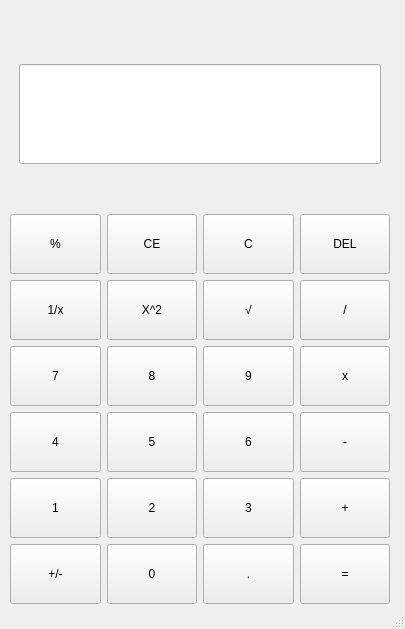
64dB0y/gui_calculator, file calculator2.ui: the form before one commit.
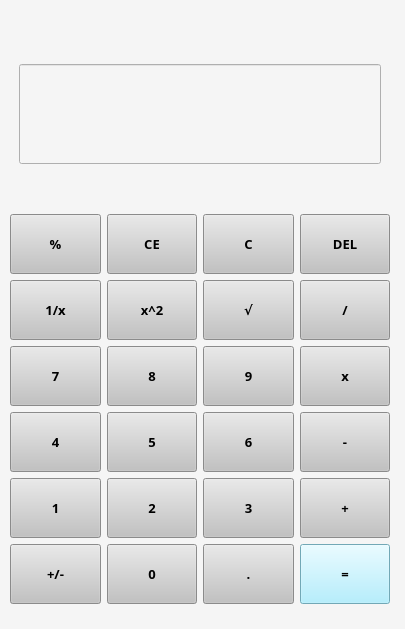
The form after the commit.

What changed in the file:
```diff
--- a/calculator2.ui
+++ b/calculator2.ui
@@ -13,6 +13,9 @@
   <property name="windowTitle">
    <string>MainWindow</string>
   </property>
+  <property name="styleSheet">
+   <string notr="true">background-color: rgb(245, 245, 245);</string>
+  </property>
   <widget class="QWidget" name="centralwidget">
    <widget class="QWidget" name="layoutWidget">
     <property name="geometry">
@@ -59,6 +62,17 @@
            <height>60</height>
           </size>
          </property>
+         <property name="font">
+          <font>
+           <family>굴림</family>
+           <pointsize>10</pointsize>
+           <weight>75</weight>
+           <bold>true</bold>
+          </font>
+         </property>
+         <property name="styleSheet">
+          <string notr="true">background-color: rgb(194, 194, 194);</string>
+         </property>
          <property name="text">
           <string>C</string>
          </property>
@@ -72,6 +86,17 @@
            <height>60</height>
           </size>
          </property>
+         <property name="font">
+          <font>
+           <family>굴림</family>
+           <pointsize>10</pointsize>
+           <weight>75</weight>
+           <bold>true</bold>
+          </font>
+         </property>
+         <property name="styleSheet">
+          <string notr="true">background-color: rgb(194, 194, 194);</string>
+         </property>
          <property name="text">
           <string>DEL</string>
          </property>
@@ -85,6 +110,17 @@
            <height>60</height>
           </size>
          </property>
+         <property name="font">
+          <font>
+           <family>굴림</family>
+           <pointsize>10</pointsize>
+           <weight>75</weight>
+           <bold>true</bold>
+          </font>
+         </property>
+         <property name="styleSheet">
+          <string notr="true">background-color: rgb(194, 194, 194);</string>
+         </property>
          <property name="text">
           <string>1/x</string>
          </property>
@@ -98,6 +134,17 @@
            <height>60</height>
           </size>
          </property>
+         <property name="font">
+          <font>
+           <family>굴림</family>
+           <pointsize>10</pointsize>
+           <weight>75</weight>
+           <bold>true</bold>
+          </font>
+         </property>
+         <property name="styleSheet">
+          <string notr="true">background-color: rgb(194, 194, 194);</string>
+         </property>
          <property name="text">
           <string>%</string>
          </property>
@@ -111,6 +158,17 @@
            <height>60</height>
           </size>
          </property>
+         <property name="font">
+          <font>
+           <family>굴림</family>
+           <pointsize>10</pointsize>
+           <weight>75</weight>
+           <bold>true</bold>
+          </font>
+         </property>
+         <property name="styleSheet">
+          <string notr="true">background-color: rgb(194, 194, 194);</string>
+         </property>
          <property name="text">
           <string>CE</string>
          </property>
@@ -124,8 +182,19 @@
            <height>60</height>
           </size>
          </property>
+         <property name="font">
+          <font>
+           <family>굴림</family>
+           <pointsize>10</pointsize>
+           <weight>75</weight>
+           <bold>true</bold>
+          </font>
+         </property>
+         <property name="styleSheet">
+          <string notr="true">background-color: rgb(194, 194, 194);</string>
+         </property>
          <property name="text">
-          <string>X^2</string>
+          <string>x^2</string>
          </property>
         </widget>
        </item>
@@ -137,6 +206,17 @@
            <height>60</height>
           </size>
          </property>
+         <property name="font">
+          <font>
+           <family>굴림</family>
+           <pointsize>10</pointsize>
+           <weight>75</weight>
+           <bold>true</bold>
+          </font>
+         </property>
+         <property name="styleSheet">
+          <string notr="true">background-color: rgb(194, 194, 194);</string>
+         </property>
          <property name="text">
           <string>√</string>
          </property>
@@ -150,6 +230,17 @@
            <height>60</height>
           </size>
          </property>
+         <property name="font">
+          <font>
+           <family>굴림</family>
+           <pointsize>10</pointsize>
+           <weight>75</weight>
+           <bold>true</bold>
+          </font>
+         </property>
+         <property name="styleSheet">
+          <string notr="true">background-color: rgb(194, 194, 194);</string>
+         </property>
          <property name="text">
           <string>8</string>
          </property>
@@ -163,6 +254,17 @@
            <height>60</height>
           </size>
          </property>
+         <property name="font">
+          <font>
+           <family>굴림</family>
+           <pointsize>10</pointsize>
+           <weight>75</weight>
+           <bold>true</bold>
+          </font>
+         </property>
+         <property name="styleSheet">
+          <string notr="true">background-color: rgb(194, 194, 194);</string>
+         </property>
          <property name="text">
           <string>7</string>
          </property>
@@ -176,6 +278,17 @@
            <height>60</height>
           </size>
          </property>
+         <property name="font">
+          <font>
+           <family>굴림</family>
+           <pointsize>10</pointsize>
+           <weight>75</weight>
+           <bold>true</bold>
+          </font>
+         </property>
+         <property name="styleSheet">
+          <string notr="true">background-color: rgb(194, 194, 194);</string>
+         </property>
          <property name="text">
           <string>9</string>
          </property>
@@ -189,6 +302,17 @@
            <height>60</height>
           </size>
          </property>
+         <property name="font">
+          <font>
+           <family>굴림</family>
+           <pointsize>10</pointsize>
+           <weight>75</weight>
+           <bold>true</bold>
+          </font>
+         </property>
+         <property name="styleSheet">
+          <string notr="true">background-color: rgb(194, 194, 194);</string>
+         </property>
          <property name="text">
           <string>/</string>
          </property>
@@ -202,6 +326,17 @@
            <height>60</height>
           </size>
          </property>
+         <property name="font">
+          <font>
+           <family>굴림</family>
+           <pointsize>10</pointsize>
+           <weight>75</weight>
+           <bold>true</bold>
+          </font>
+         </property>
+         <property name="styleSheet">
+          <string notr="true">background-color: rgb(194, 194, 194);</string>
+         </property>
          <property name="text">
           <string>4</string>
          </property>
@@ -215,6 +350,17 @@
            <height>60</height>
           </size>
          </property>
+         <property name="font">
+          <font>
+           <family>굴림</family>
+           <pointsize>10</pointsize>
+           <weight>75</weight>
+           <bold>true</bold>
+          </font>
+         </property>
+         <property name="styleSheet">
+          <string notr="true">background-color: rgb(194, 194, 194);</string>
+         </property>
          <property name="text">
           <string>x</string>
          </property>
@@ -228,6 +374,17 @@
            <height>60</height>
           </size>
          </property>
+         <property name="font">
+          <font>
+           <family>굴림</family>
+           <pointsize>10</pointsize>
+           <weight>75</weight>
+           <bold>true</bold>
+          </font>
+         </property>
+         <property name="styleSheet">
+          <string notr="true">background-color: rgb(194, 194, 194);</string>
+         </property>
          <property name="text">
           <string>5</string>
          </property>
@@ -241,6 +398,17 @@
            <height>60</height>
           </size>
          </property>
+         <property name="font">
+          <font>
+           <family>굴림</family>
+           <pointsize>10</pointsize>
+           <weight>75</weight>
+           <bold>true</bold>
+          </font>
+         </property>
+         <property name="styleSheet">
+          <string notr="true">background-color: rgb(194, 194, 194);</string>
+         </property>
          <property name="text">
           <string>6</string>
          </property>
@@ -254,6 +422,17 @@
            <height>60</height>
           </size>
          </property>
+         <property name="font">
+          <font>
+           <family>굴림</family>
+           <pointsize>10</pointsize>
+           <weight>75</weight>
+           <bold>true</bold>
+          </font>
+         </property>
+         <property name="styleSheet">
+          <string notr="true">background-color: rgb(194, 194, 194);</string>
+         </property>
          <property name="text">
           <string>-</string>
          </property>
@@ -267,6 +446,18 @@
            <height>60</height>
           </size>
          </property>
+         <property name="font">
+          <font>
+           <family>굴림</family>
+           <pointsize>10</pointsize>
+           <weight>75</weight>
+           <bold>true</bold>
+           <kerning>true</kerning>
+          </font>
+         </property>
+         <property name="styleSheet">
+          <string notr="true">background-color: rgb(194, 194, 194);</string>
+         </property>
          <property name="text">
           <string>2</string>
          </property>
@@ -280,6 +471,17 @@
            <height>60</height>
           </size>
          </property>
+         <property name="font">
+          <font>
+           <family>굴림</family>
+           <pointsize>10</pointsize>
+           <weight>75</weight>
+           <bold>true</bold>
+          </font>
+         </property>
+         <property name="styleSheet">
+          <string notr="true">background-color: rgb(194, 194, 194);</string>
+         </property>
          <property name="text">
           <string>1</string>
          </property>
@@ -293,6 +495,17 @@
            <height>60</height>
           </size>
          </property>
+         <property name="font">
+          <font>
+           <family>굴림</family>
+           <pointsize>10</pointsize>
+           <weight>75</weight>
+           <bold>true</bold>
+          </font>
+         </property>
+         <property name="styleSheet">
+          <string notr="true">background-color: rgb(194, 194, 194);</string>
+         </property>
          <property name="text">
           <string>.</string>
          </property>
@@ -306,6 +519,17 @@
            <height>60</height>
           </size>
          </property>
+         <property name="font">
+          <font>
+           <family>굴림</family>
+           <pointsize>10</pointsize>
+           <weight>75</weight>
+           <bold>true</bold>
+          </font>
+         </property>
+         <property name="styleSheet">
+          <string notr="true">background-color: rgb(194, 194, 194);</string>
+         </property>
          <property name="text">
           <string>+/-</string>
          </property>
@@ -319,6 +543,17 @@
            <height>60</height>
           </size>
          </property>
+         <property name="font">
+          <font>
+           <family>굴림</family>
+           <pointsize>10</pointsize>
+           <weight>75</weight>
+           <bold>true</bold>
+          </font>
+         </property>
+         <property name="styleSheet">
+          <string notr="true">background-color: rgb(194, 194, 194);</string>
+         </property>
          <property name="text">
           <string>+</string>
          </property>
@@ -332,6 +567,17 @@
            <height>60</height>
           </size>
          </property>
+         <property name="font">
+          <font>
+           <family>굴림</family>
+           <pointsize>10</pointsize>
+           <weight>75</weight>
+           <bold>true</bold>
+          </font>
+         </property>
+         <property name="styleSheet">
+          <string notr="true">background-color: rgb(160, 235, 255);</string>
+         </property>
          <property name="text">
           <string>=</string>
          </property>
@@ -345,6 +591,17 @@
            <height>60</height>
           </size>
          </property>
+         <property name="font">
+          <font>
+           <family>굴림</family>
+           <pointsize>10</pointsize>
+           <weight>75</weight>
+           <bold>true</bold>
+          </font>
+         </property>
+         <property name="styleSheet">
+          <string notr="true">background-color: rgb(194, 194, 194);</string>
+         </property>
          <property name="text">
           <string>0</string>
          </property>
@@ -358,6 +615,17 @@
            <height>60</height>
           </size>
          </property>
+         <property name="font">
+          <font>
+           <family>굴림</family>
+           <pointsize>10</pointsize>
+           <weight>75</weight>
+           <bold>true</bold>
+          </font>
+         </property>
+         <property name="styleSheet">
+          <string notr="true">background-color: rgb(194, 194, 194);</string>
+         </property>
          <property name="text">
           <string>3</string>
          </property>
```
Left out of the diff: 6 changed lines with no effect on the pictures.
